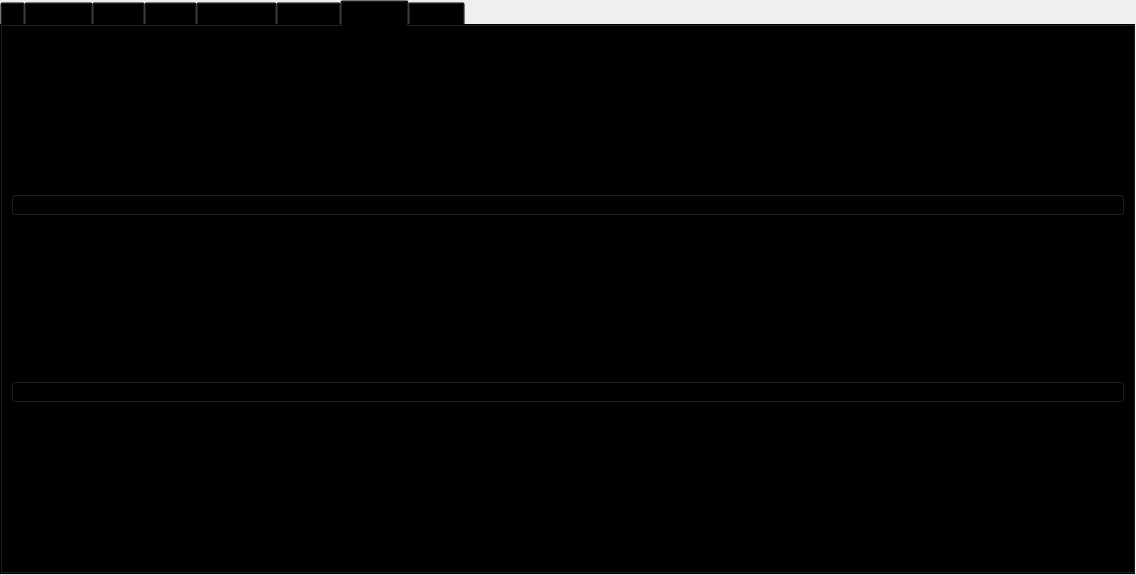
The window that progress/App/main_window/mainwindow.ui (sandialabs/snl-progress) describes before a commit, drawn with Qt 5.
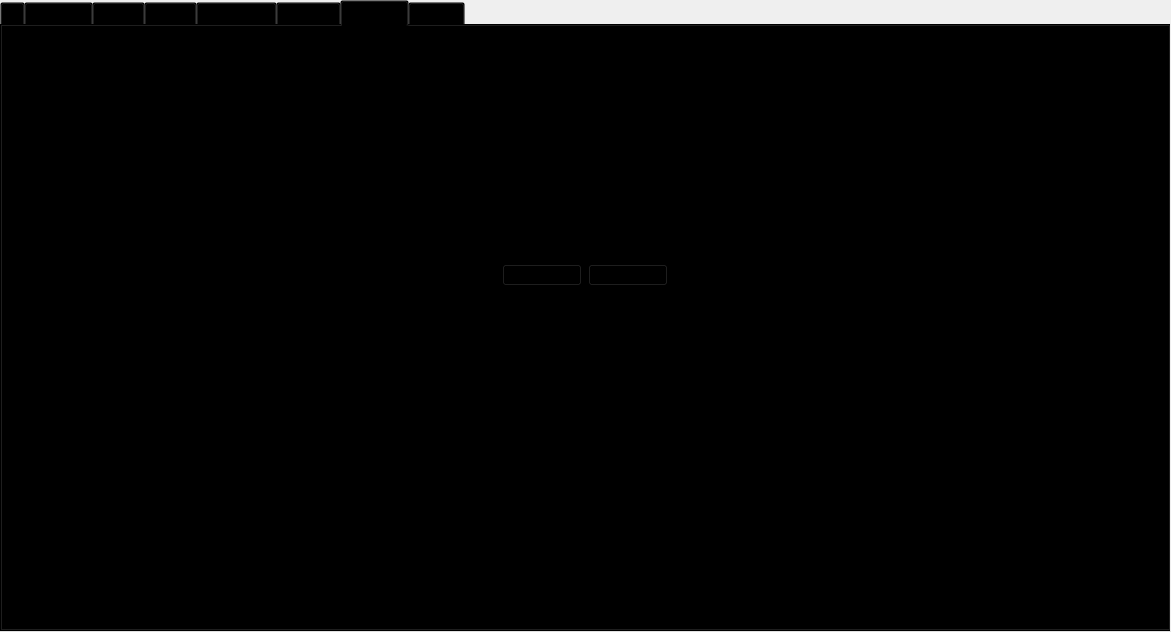
The same window after the commit. The open tabs and pages were chosen to show the change. Icons and pictures are not drawn.

Commit message: settings page and minor ui fixes

Patch:
```diff
--- a/progress/App/main_window/mainwindow.ui
+++ b/progress/App/main_window/mainwindow.ui
@@ -6,8 +6,8 @@
    <rect>
     <x>0</x>
     <y>0</y>
-    <width>1136</width>
-    <height>575</height>
+    <width>1171</width>
+    <height>632</height>
    </rect>
   </property>
   <property name="palette">
@@ -340,13 +340,60 @@
           </widget>
           <widget class="QWidget" name="tab">
            <attribute name="title">
-            <string>Themes</string>
+            <string>Settings</string>
            </attribute>
-           <layout class="QVBoxLayout" name="verticalLayout_4">
+           <layout class="QVBoxLayout" name="verticalLayout_9">
+            <property name="spacing">
+             <number>15</number>
+            </property>
+            <item>
+             <widget class="QFrame" name="theme_frame">
+              <property name="frameShape">
+               <enum>QFrame::Shape::NoFrame</enum>
+              </property>
+              <property name="frameShadow">
+               <enum>QFrame::Shadow::Raised</enum>
+              </property>
+              <layout class="QVBoxLayout" name="verticalLayout_8">
+               <property name="leftMargin">
+                <number>0</number>
+               </property>
+               <property name="topMargin">
+                <number>0</number>
+               </property>
+               <property name="rightMargin">
+                <number>0</number>
+               </property>
+               <property name="bottomMargin">
+                <number>0</number>
+               </property>
+               <item>
+                <widget class="QLabel" name="label">
+                 <property name="text">
+                  <string>&lt;html&gt;&lt;head/&gt;&lt;body&gt;&lt;p&gt;&lt;span style=&quot; font-size:16pt;&quot;&gt;Themes:&lt;/span&gt;&lt;/p&gt;&lt;/body&gt;&lt;/html&gt;</string>
+                 </property>
+                </widget>
+               </item>
+               <item>
+                <widget class="QLabel" name="label_2">
+                 <property name="text">
+                  <string>&lt;html&gt;&lt;head/&gt;&lt;body&gt;&lt;p&gt;&lt;span style=&quot; font-size:11pt;&quot;&gt;Customize the look and feel of the Progress tool by selecting a theme.&lt;/span&gt;&lt;/p&gt;&lt;/body&gt;&lt;/html&gt;</string>
+                 </property>
+                </widget>
+               </item>
+               <item alignment="Qt::AlignmentFlag::AlignHCenter">
+                <widget class="QFrame" name="frame_2">
+                 <property name="frameShape">
+                  <enum>QFrame::Shape::NoFrame</enum>
+                 </property>
+                 <property name="frameShadow">
+                  <enum>QFrame::Shadow::Raised</enum>
+                 </property>
+                 <layout class="QHBoxLayout" name="horizontalLayout_2">
             <item>
              <widget class="QPushButton" name="light_button">
               <property name="text">
-               <string>Light Theme</string>
+                     <string>Light Mode</string>
               </property>
               <property name="checkable">
                <bool>true</bool>
@@ -362,7 +409,7 @@
             <item>
              <widget class="QPushButton" name="dark_button">
               <property name="text">
-               <string>Dark Theme</string>
+                     <string>Dark Mode</string>
               </property>
               <property name="checkable">
                <bool>true</bool>
@@ -370,6 +417,79 @@
               <property name="autoExclusive">
                <bool>true</bool>
               </property>
+                   </widget>
+                  </item>
+                 </layout>
+                </widget>
+               </item>
+              </layout>
+             </widget>
+            </item>
+            <item>
+             <widget class="QFrame" name="solver_frame">
+              <property name="frameShape">
+               <enum>QFrame::Shape::NoFrame</enum>
+              </property>
+              <property name="frameShadow">
+               <enum>QFrame::Shadow::Raised</enum>
+              </property>
+              <layout class="QVBoxLayout" name="verticalLayout_6">
+               <property name="leftMargin">
+                <number>0</number>
+               </property>
+               <property name="topMargin">
+                <number>0</number>
+               </property>
+               <property name="rightMargin">
+                <number>0</number>
+               </property>
+               <property name="bottomMargin">
+                <number>0</number>
+               </property>
+               <item>
+                <widget class="QLabel" name="label_3">
+                 <property name="text">
+                  <string>&lt;html&gt;&lt;head/&gt;&lt;body&gt;&lt;p&gt;&lt;span style=&quot; font-size:16pt;&quot;&gt;Solvers:&lt;/span&gt;&lt;/p&gt;&lt;/body&gt;&lt;/html&gt;</string>
+                 </property>
+                </widget>
+               </item>
+               <item>
+                <widget class="QLabel" name="label_4">
+                 <property name="text">
+                  <string>&lt;html&gt;&lt;head/&gt;&lt;body&gt;&lt;p&gt;&lt;span style=&quot; font-size:11pt;&quot;&gt;A solver is the computational engine used to solve optimization problems. The default solver is GLPK (GNU Linear Programming Kit).&lt;/span&gt;&lt;/p&gt;&lt;p&gt;&lt;span style=&quot; font-size:11pt;&quot;&gt;If you prefer to use a different solver, enter its name in the textbox below and click set. Ensure the solver is installed and properly configured on your system.&lt;/span&gt;&lt;/p&gt;&lt;/body&gt;&lt;/html&gt;</string>
+                 </property>
+                </widget>
+               </item>
+               <item alignment="Qt::AlignmentFlag::AlignHCenter">
+                <widget class="QFrame" name="frame_3">
+                 <property name="frameShape">
+                  <enum>QFrame::Shape::NoFrame</enum>
+                 </property>
+                 <property name="frameShadow">
+                  <enum>QFrame::Shadow::Raised</enum>
+                 </property>
+                 <layout class="QHBoxLayout" name="horizontalLayout">
+                  <item>
+                   <widget class="QLineEdit" name="solve_text">
+                    <property name="text">
+                     <string>GLPK</string>
+                    </property>
+                   </widget>
+                  </item>
+                  <item>
+                   <widget class="QPushButton" name="set_solve">
+                    <property name="text">
+                     <string>Set</string>
+                    </property>
+                    <property name="flat">
+                     <bool>true</bool>
+                    </property>
+                   </widget>
+                  </item>
+                 </layout>
+                </widget>
+               </item>
+              </layout>
              </widget>
             </item>
            </layout>
```
Lines whose indentation alone changed are shown as unchanged. The commit also changes 10 other files.
